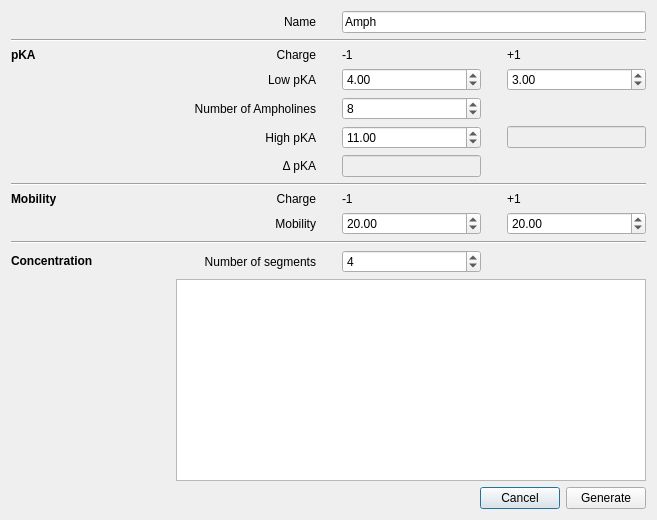
Old version of the form src/ampholines.ui in the repository hobrasoft/simul6.
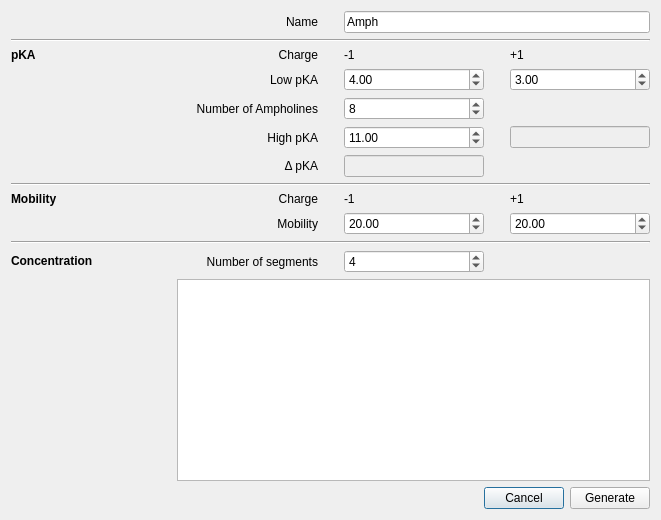
New version of the form.

The edit to the form file:
```diff
--- a/src/ampholines.ui
+++ b/src/ampholines.ui
@@ -6,7 +6,7 @@
    <rect>
     <x>0</x>
     <y>0</y>
-    <width>657</width>
+    <width>661</width>
     <height>520</height>
    </rect>
   </property>
@@ -279,6 +279,9 @@
      </item>
      <item row="11" column="2">
       <widget class="QSpinBox" name="f_segmentsNumber">
+       <property name="maximum">
+        <number>8</number>
+       </property>
        <property name="value">
         <number>4</number>
        </property>
```
